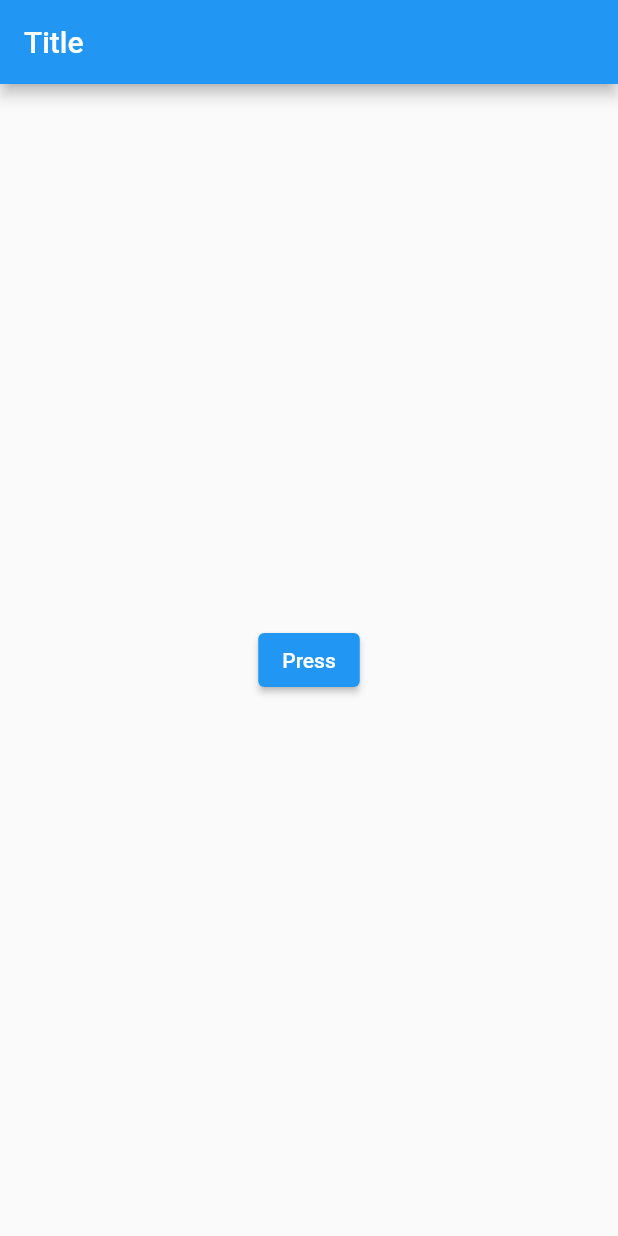
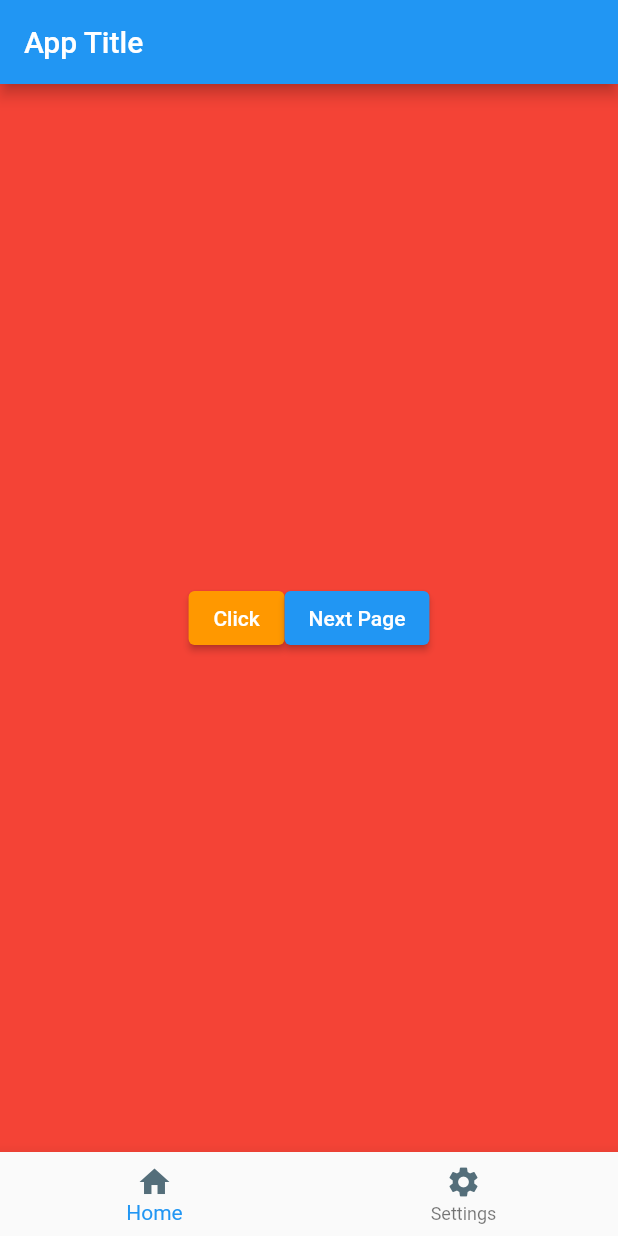
Before and after one commit to SmallPeenwow/flutter_application_test, a Flutter app: the screen it shows after launch, on a phone screen of 412 x 824 dp. Run offline on Flutter 3.47's test engine with Material 2 defaults, Android fonts, the light colour scheme and no system bars.

Commit message:
30 Navigator And Solve Problem Done

```diff
--- a/lib/main.dart
+++ b/lib/main.dart
@@ -1,62 +1,122 @@
 import 'package:flutter/material.dart';
 
 void main() {
-  runApp(const MyApp());
+  runApp(MyApp());
 }
 
-class MyApp extends StatelessWidget {
-  const MyApp({super.key});
+class MyApp extends StatefulWidget {
+  MyApp({super.key});
 
   @override
+  State<MyApp> createState() => _MyAppState();
+}
+
+class _MyAppState extends State<MyApp> {
+  @override
   Widget build(BuildContext context) {
-    return MaterialApp(
+    return const MaterialApp(
       debugShowCheckedModeBanner: false,
-      title: 'Flutter Demo',
-      theme: ThemeData(
-        primarySwatch: Colors.blue,
-      ),
-      home: const FirstPage(),
+      home: MyAppExt(),
     );
   }
 }
 
-class FirstPage extends StatelessWidget {
-  const FirstPage({super.key});
+class MyAppExt extends StatefulWidget {
+  const MyAppExt({super.key});
+
+  @override
+  State<MyAppExt> createState() => _MyAppExtState();
+}
+
+class _MyAppExtState extends State<MyAppExt> {
+  String buttonName = 'Click';
+  int currentIndex = 0;
 
   @override
   Widget build(BuildContext context) {
     return Scaffold(
       appBar: AppBar(
-        title: const Text('Title'),
+        title: const Text('App Title'),
       ),
       body: Center(
-        child: ElevatedButton(
+        child: currentIndex == 0
+            ? Container(
+                width: double.infinity,
+                height: double.infinity,
+                color: Colors.red,
+                child: Row(
+                  mainAxisAlignment: MainAxisAlignment.center,
+                  crossAxisAlignment: CrossAxisAlignment.center,
+                  children: [
+                    ElevatedButton(
+                      style: ElevatedButton.styleFrom(
+                        foregroundColor: Colors.white,
+                        backgroundColor: Colors.orange,
+                      ),
                       onPressed: () {
+                        setState(() {
+                          buttonName = 'Clicked';
+                        });
+                      },
+                      child: Text(buttonName),
+                    ),
+                    ElevatedButton(
+                      onPressed: () {
+                        setState(() {
                           Navigator.of(context).push(
                             MaterialPageRoute(
-                builder: (BuildContext context) {
-                  return const SecondPage();
-                },
+                              builder: (BuildContext context) =>
+                                  const NextPage(),
                             ),
                           );
+                        });
                       },
-          child: const Text('Press'),
+                      child: const Text('Next Page'),
                     ),
+                  ],
+                ),
+              )
+            : Image.asset('images/sixsixsix.png'),
+      ),
+      bottomNavigationBar: BottomNavigationBar(
+        items: const [
+          BottomNavigationBarItem(
+            label: 'Home',
+            icon: Icon(
+              Icons.home,
+              color: Color(0xFF546E7A),
+              size: 24.0,
+              semanticLabel: 'Text to home page',
+            ),
+          ),
+          BottomNavigationBarItem(
+            label: 'Settings',
+            icon: Icon(
+              Icons.settings,
+              color: Color(0xFF546E7A),
+              size: 24.0,
+              semanticLabel: 'Text to settings page',
+            ),
+          )
+        ],
+        currentIndex: currentIndex,
+        onTap: (int index) {
+          setState(() {
+            currentIndex = index;
+          });
+        },
       ),
     );
   }
 }
 
-class SecondPage extends StatelessWidget {
-  const SecondPage({super.key});
+class NextPage extends StatelessWidget {
+  const NextPage({super.key});
 
   @override
   Widget build(BuildContext context) {
     return Scaffold(
-      appBar: AppBar(
-        title: const Text('Second Page'),
-        // automaticallyImplyLeading: false, // Removes the back arrow
-      ),
+      appBar: AppBar(),
     );
   }
 }
```
Also changed, not shown: 1 other file. Lines whose indentation alone changed are shown as unchanged.
